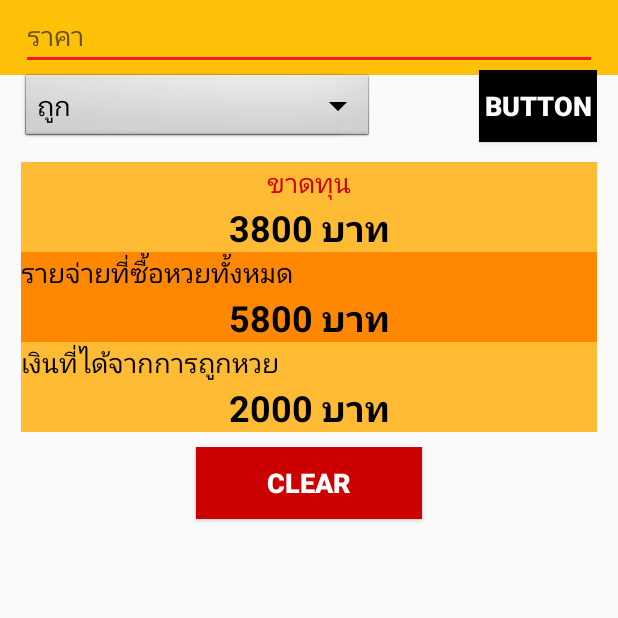
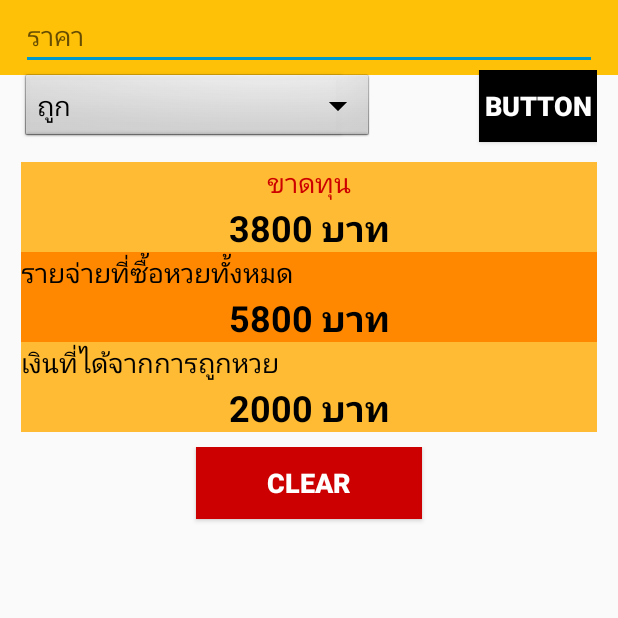
Before and after one commit to hiiamtin/WanNeeRuayApp, an Android app: the wallet screen opened directly, with no data from a screen before it, on a phone screen of 412 x 824 dp, the top half of it. Run offline under Robolectric (Android 15) with nearby library versions, the phone set to English and light mode, and no system bars.

Commit message:
aom update

```diff
--- a/mobile/src/main/res/layout/activity_wallet.xml
+++ b/mobile/src/main/res/layout/activity_wallet.xml
@@ -42,6 +42,7 @@
             android:id="@+id/Priceloterry"
             android:layout_width="match_parent"
             android:layout_height="wrap_content"
+            android:backgroundTint="@android:color/holo_blue_dark"
             android:ems="10"
             android:hint="ราคา"
             android:inputType="numberDecimal" />
```
